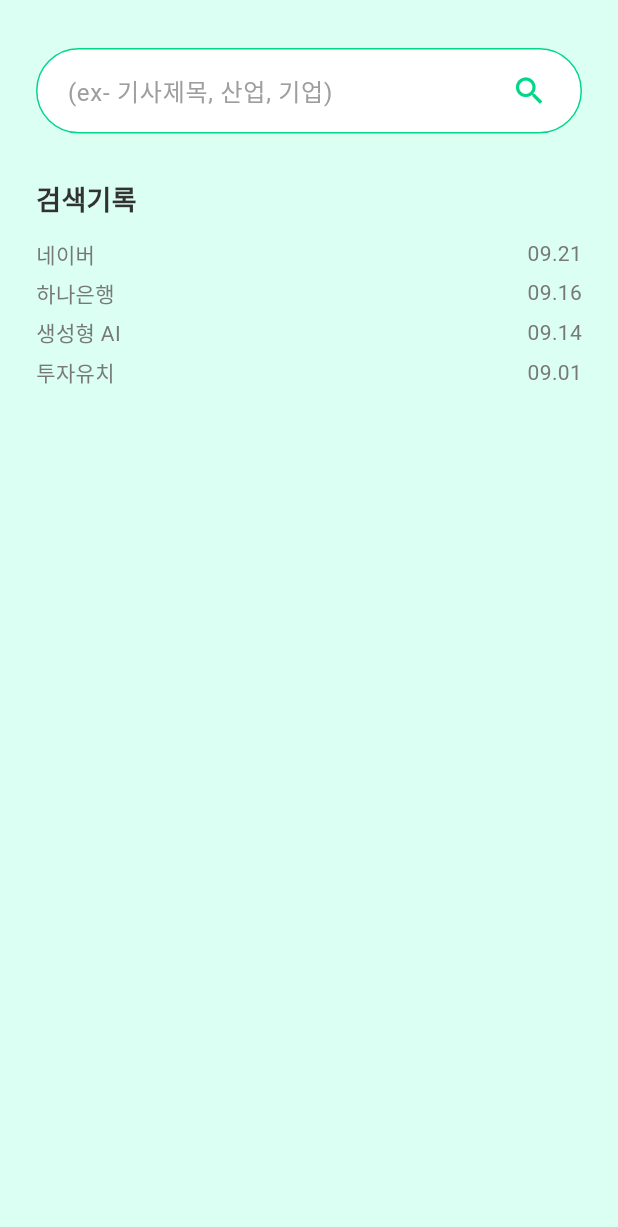
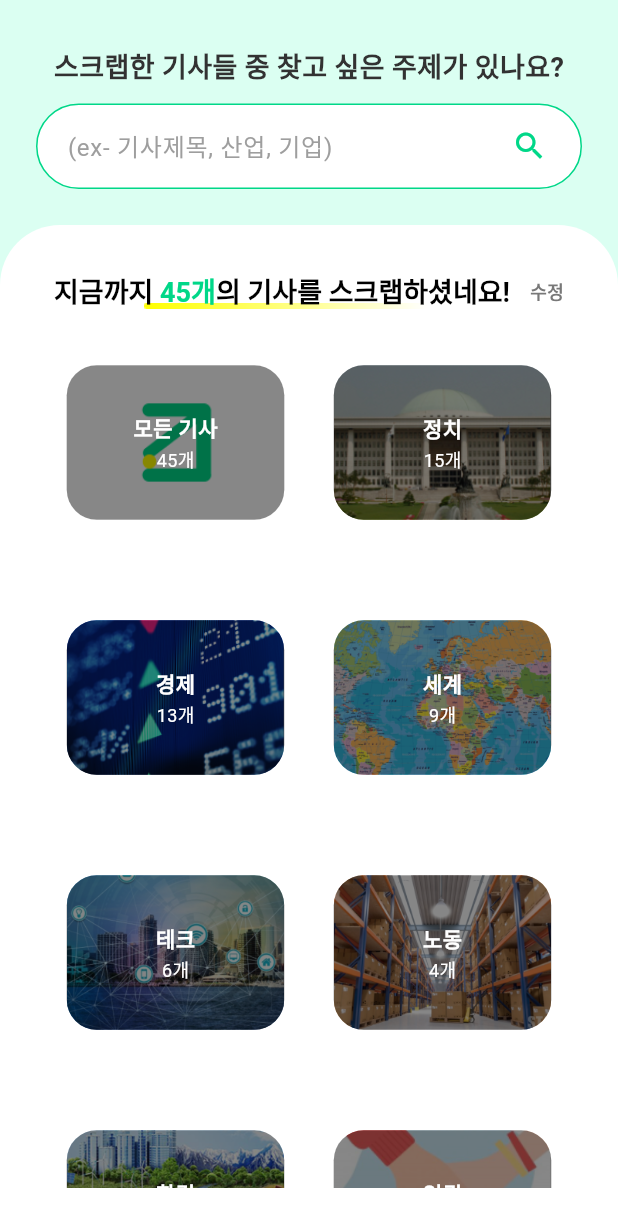
Before and after one commit to AjouGoodNews/Flutter-FrontEnd, a Flutter app: the ScrapScreen screen opened directly, on a phone screen of 412 x 824 dp. Shown: the top 1227 px of the screen. Run offline on Flutter 3.47's test engine with Material 3 defaults, Android fonts, the phone set to English and light mode, and no system bars; our stand-ins replace firebase_auth, firebase_core, gap, google_sign_in, logger, sign_in_with_apple; accounts and stored records are empty; Roboto replaces fonts that are missing (Pretendard).

Commit message:
Design: Add scrap screen

```diff
--- /dev/null
+++ b/lib/screens/scrap/components/category_group_button.dart
@@ -0,0 +1,82 @@
+import 'package:flutter/material.dart';
+import 'package:gap/gap.dart';
+import 'package:goodnews/themes/custom_decoration.dart';
+import 'package:goodnews/themes/custom_font.dart';
+
+class CategoryGroupButton extends StatelessWidget {
+  final String imageUrl; // 이미지 경로
+  final String label; // 레이블 추가
+  final String count;
+  final VoidCallback onPressed;
+
+  CategoryGroupButton({
+    required this.imageUrl,
+    required this.label, // 레이블 매개변수 추가
+    required this.count,
+    required this.onPressed,
+  });
+
+  @override
+  Widget build(BuildContext context) {
+    return GestureDetector(
+      onTap: onPressed,
+      child: Column(
+        mainAxisAlignment: MainAxisAlignment.center, // 중앙 정렬
+        children: [
+          Container(
+            width: 145,
+            height: 103,
+            decoration: BoxDecoration(
+              borderRadius: BorderRadius.circular(20),
+              color: Colors.black.withOpacity(0.47), // 딤 처리
+            ),
+            child: ClipRRect(
+              borderRadius: BorderRadius.circular(20),
+              child: Stack(
+                children: [
+                  Image.asset(
+                    imageUrl, // 로컬 이미지 경로 사용
+                    fit: BoxFit.cover,
+                    width: 145, // Container의 너비에 맞춤
+                    height: 103, // Container의 높이에 맞춤
+                  ),
+                  // 딤 처리 추가
+                  Container(
+                    decoration: BoxDecoration(
+                      borderRadius: BorderRadius.circular(20),
+                      color: Colors.black.withOpacity(0.47), // 딤 처리 색상
+                    ),
+                  ),
+                  // 버튼 텍스트를 여기에 추가
+                  Positioned(
+                    top: 0,
+                    left: 0,
+                    right: 0,
+                    bottom: 0,
+                    child: Container(
+                      // padding: EdgeInsets.symmetric(vertical: 8), // 패딩 추가
+                      child: Column(
+                        mainAxisAlignment: MainAxisAlignment.center,
+                        children: [
+                          Text(
+                            label,
+                            style: CustomTextStyle.body4.copyWith(color: Colors.white), // 텍스트 색상 변경
+                          ),
+                          const Gap(4),
+                          Text(
+                            count + '개',
+                            style: CustomTextStyle.caption1.copyWith(color: Colors.white), // 텍스트 색상 변경
+                          ),
+                        ],
+                      ),
+                    ),
+                  ),
+                ],
+              ),
+            ),
+          ),
+        ],
+      ),
+    );
+  }
+}
--- a/lib/screens/scrap/scrap_screen.dart
+++ b/lib/screens/scrap/scrap_screen.dart
@@ -1,5 +1,6 @@
 import 'package:flutter/material.dart';
 import 'package:gap/gap.dart';
+import 'package:goodnews/screens/scrap/components/category_group_button.dart';
 import 'package:goodnews/screens/search/components/custom_search_bar.dart';
 import 'package:goodnews/themes/custom_color.dart';
 import 'package:goodnews/themes/custom_decoration.dart';
@@ -21,11 +22,17 @@ class _ScrapScreen extends State<ScrapScreen> {
     });
   }
 
-  final List<Map<String, String>> recentSearchQueries = [
-    {'keyword': '네이버', 'date': '09.21'},
-    {'keyword': '하나은행', 'date': '09.16'},
-    {'keyword': '생성형 AI', 'date': '09.14'},
-    {'keyword': '투자유치', 'date': '09.01'},
+  final List<Map<String, String>> categories = [
+    {'label': '모든 기사', 'url': 'assets/images/categories/all.png', 'count': '45'},
+    {'label': '정치', 'url': 'assets/images/categories/politics.png', 'count': '15'},
+    {'label': '경제', 'url': 'assets/images/categories/economy.png', 'count': '13'},
+    {'label': '세계', 'url': 'assets/images/categories/world.png', 'count': '9'},
+    {'label': '테크', 'url': 'assets/images/categories/tech.png', 'count': '6'},
+    {'label': '노동', 'url': 'assets/images/categories/labor.png', 'count': '4'},
+    {'label': '환경', 'url': 'assets/images/categories/environment.png', 'count': '3'},
+    {'label': '인권', 'url': 'assets/images/categories/humanRights.png', 'count': '2'},
+    {'label': '문화', 'url': 'assets/images/categories/culture.png', 'count': '1'},
+    {'label': '라이프', 'url': 'assets/images/categories/life.png', 'count': '0'},
   ];
 
   @override
@@ -40,39 +47,95 @@ class _ScrapScreen extends State<ScrapScreen> {
           ),
           SafeArea(
             child: Padding(
-              padding: EdgeInsets.symmetric(horizontal: defaultGapM * 2, vertical: defaultGapL * 2),
+              padding: EdgeInsets.only(top: defaultGapL * 2), // 위쪽 패딩만 설정
               child: Column(
-                crossAxisAlignment: CrossAxisAlignment.start,
+                crossAxisAlignment: CrossAxisAlignment.center,
                 children: [
+                  Padding(
+                    padding: EdgeInsets.symmetric(horizontal: defaultGapM * 2),
+                    child: Column(
+                      children: [
+                        Text('스크랩한 기사들 중 찾고 싶은 주제가 있나요?', style: CustomTextStyle.title3,),
+                        const Gap(13),
                         CustomSearchBar(
                           searchQuery: searchQuery, // 검색어 전달
                           onChanged: _onSearchQueryChanged, // 검색어 변경 시 호출될 콜백
                         ),
+                      ],
+                    ),
+                  ),
 
-                  const Gap(defaultGapL * 2),
+                  const Gap(defaultGapM * 2),
 
-                  Text('검색기록', style: CustomTextStyle.title3),
-                  const Gap(defaultGapL),
                   Expanded(
-                    child: ListView.builder(
-                      itemCount: recentSearchQueries.length,
-                      itemBuilder: (context, index) {
-                        final button = recentSearchQueries[index];
-                        return Column(
+                    child: Container(
+                      padding: EdgeInsets.symmetric(vertical: 32, horizontal: 36), // 내부 패딩 설정
+                      decoration: BoxDecoration(
+                        color: Colors.white, // 배경색 흰색
+                        borderRadius: BorderRadius.only(
+                          topLeft: Radius.circular(40), // 상단 왼쪽 모서리 라운드
+                          topRight: Radius.circular(40), // 상단 오른쪽 모서리 라운드
+                        ),
+                      ),
+                      child: Column(
+                        crossAxisAlignment: CrossAxisAlignment.start,
                         children: [
                           Row(
                             mainAxisAlignment: MainAxisAlignment.spaceBetween,
                             children: [
-                                Text(button['keyword']!, style: CustomTextStyle.body3.apply(color: darkGray)),
-                                Text(button['date']!, style: CustomTextStyle.body3.apply(color: darkGray)),
+                              Stack(
+                                alignment: Alignment.center, // 중앙 정렬
+                                children: [
+                                  // 밑줄 이미지
+                                  Positioned(
+                                    top: 20, // 텍스트 아래로 조정 (필요에 따라 값 변경)
+                                    left: 60,
+                                    child: Image.asset(
+                                      'assets/images/scrap/custom-underline.png', // 밑줄 이미지 경로
+                                      width: 190, // 이미지 너비 설정
+                                      fit: BoxFit.cover, // 이미지 크기 조정
+                                    ),
+                                  ),
+                                  RichText(
+                                    text: TextSpan(
+                                      style: CustomTextStyle.title3.copyWith(color: Colors.black), // 기본 텍스트 스타일
+                                      children: [
+                                        TextSpan(text: '지금까지 ', style: TextStyle(color: Colors.black)), // 첫 부분
+                                        TextSpan(text: '45개', style: TextStyle(color: primary)), // 색상을 다르게 할 부분
+                                        TextSpan(text: '의 기사를 스크랩하셨네요!', style: TextStyle(color: Colors.black)), // 나머지 부분
                                       ],
                                     ),
-                            const Gap(defaultGapS), // 각 항목 사이에 갭 추가
+                                  ),
                                 ],
+                              ),
+                              Text('수정', style: CustomTextStyle.caption2.apply(color: darkGray)),
+                            ],
+                          ),
+                          const Gap(defaultGapS),
+                          Expanded(
+                            child: GridView.builder(
+                              gridDelegate: SliverGridDelegateWithFixedCrossAxisCount(
+                                crossAxisCount: 2, // 2개 열
+                                crossAxisSpacing: defaultGapS * 2, // 열 사이 간격
+                                mainAxisSpacing: defaultGapS, // 행 사이 간격
+                              ),
+                              itemCount: categories.length, // 버튼 수
+                              itemBuilder: (context, index) {
+                                return CategoryGroupButton(
+                                  imageUrl: categories[index]['url']!, // URL
+                                  label: categories[index]['label']!, // 레이블
+                                  count: categories[index]['count']!,
+                                  onPressed: () {
+                                    print('${categories[index]['label']} 클릭됨'); // 클릭 시 레이블 출력
+                                  },
                                 );
                               },
                             ),
                           ),
+                        ],
+                      )
+                    ),
+                  )
                 ],
               ),
             ),
--- a/lib/themes/custom_font.dart
+++ b/lib/themes/custom_font.dart
@@ -62,6 +62,12 @@ class CustomTextStyle {
     fontSize: 14,
     height: 1.28,
   );
+  /// body4 14px, 1.28, 600, Pretendard
+  static TextStyle body4 = baseTextStyle.copyWith(
+    fontSize: 14,
+    height: 1.28,
+    fontWeight: FontWeight.w600,
+  );
 
   // Captions
   /// caption1 12px, 1.25, 400, Pretendard
```
Also changed, not shown: pubspec.yaml (+11 -0 lines), assets/images/categories/all.png (added), assets/images/categories/culture.png (added), assets/images/categories/economy.png (added), assets/images/categories/environment.png (added), assets/images/categories/humanRights.png (added), assets/images/categories/labor.png (added), assets/images/categories/life.png (added), assets/images/categories/politics.png, assets/images/categories/tech.png (added), assets/images/categories/world.png (added), assets/images/scrap/custom-underline.png (added). Lines whose indentation alone changed are shown as unchanged.
